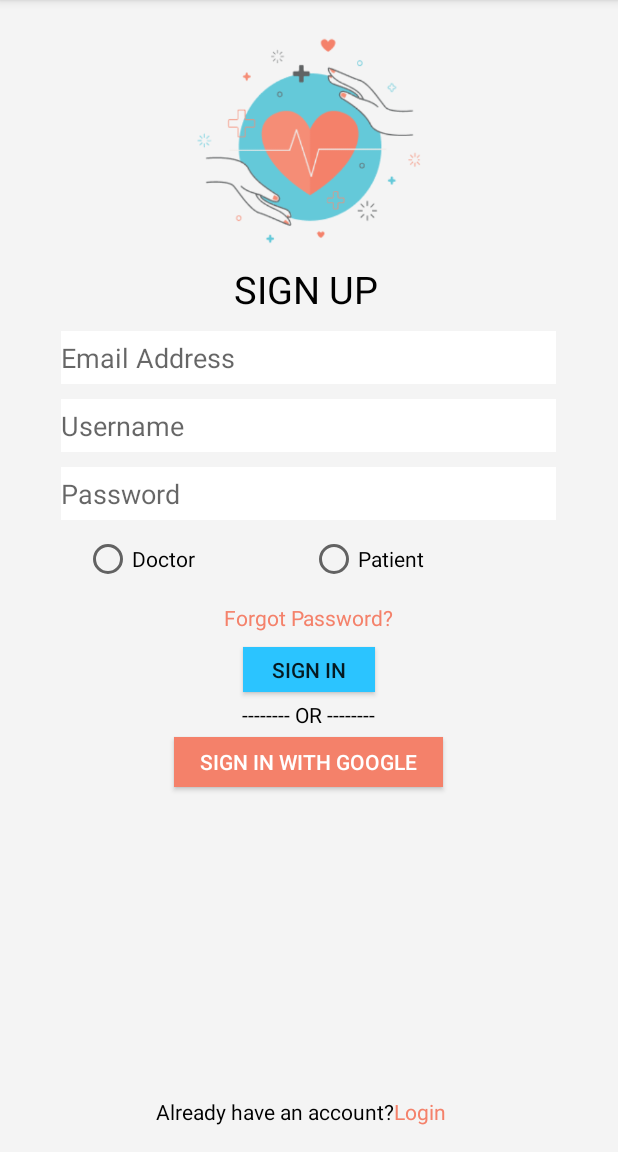
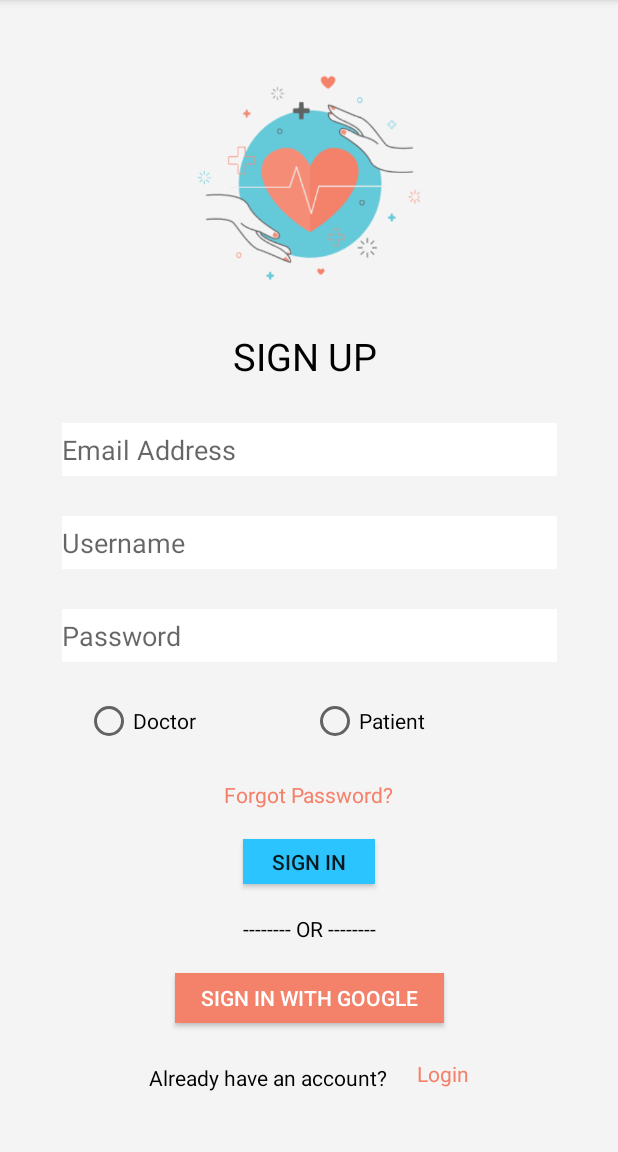
Before and after one commit to steekam/health-keep-client, an Android app: the signup screen opened directly, with no data from a screen before it, on a phone screen of 412 x 824 dp, the part 84-1236 px from its top. Run offline under Robolectric (Android 15) with nearby library versions, the phone set to English and light mode, and no system bars.

Commit message:
New constraint layout

```diff
--- a/app/build.gradle
+++ b/app/build.gradle
@@ -21,8 +21,10 @@ android {
 dependencies {
     implementation fileTree(dir: 'libs', include: ['*.jar'])
     implementation 'com.android.support:appcompat-v7:28.0.0'
+    implementation 'com.android.support:design:28.0.0'
     implementation 'com.android.support.constraint:constraint-layout:1.1.3'
     implementation 'com.android.support:support-v4:28.0.0'
+    implementation 'com.android.support:design:28.0.0'
     testImplementation 'junit:junit:4.12'
     androidTestImplementation 'com.android.support.test:runner:1.0.2'
     androidTestImplementation 'com.android.support.test.espresso:espresso-core:3.0.2'
--- a/app/src/main/AndroidManifest.xml
+++ b/app/src/main/AndroidManifest.xml
@@ -17,7 +17,8 @@
             </intent-filter>
         </activity>
         <activity android:name=".login" />
-        <activity android:name=".signup"></activity>
+        <activity android:name=".signup" />
+        <activity android:name=".NavDrawer"></activity>
     </application>
 
 </manifest>
--- a/app/src/main/res/layout/activity_main.xml
+++ b/app/src/main/res/layout/activity_main.xml
@@ -7,14 +7,15 @@
     <android.support.v4.view.ViewPager
         android:id="@+id/pager"
         android:layout_width="match_parent"
-        android:layout_height="512dp"></android.support.v4.view.ViewPager>
+        android:layout_height="496dp"></android.support.v4.view.ViewPager>
 
     <LinearLayout
         android:id="@+id/dots"
         android:layout_width="41dp"
         android:layout_height="55dp"
-        android:layout_below="@+id/join"
+        android:layout_alignParentBottom="true"
         android:layout_centerHorizontal="true"
+        android:layout_marginBottom="1dp"
         android:orientation="horizontal"></LinearLayout>
 
     <Button
--- a/app/src/main/res/layout/activity_signup.xml
+++ b/app/src/main/res/layout/activity_signup.xml
@@ -1,5 +1,5 @@
 <?xml version="1.0" encoding="utf-8"?>
-<RelativeLayout xmlns:android="http://schemas.android.com/apk/res/android"
+<android.support.constraint.ConstraintLayout xmlns:android="http://schemas.android.com/apk/res/android"
     xmlns:app="http://schemas.android.com/apk/res-auto"
     xmlns:tools="http://schemas.android.com/tools"
     android:layout_width="match_parent"
@@ -12,7 +12,12 @@
         android:layout_width="160dp"
         android:layout_height="160dp"
         android:layout_centerHorizontal="true"
-        android:layout_marginTop="15dp"
+        android:layout_marginBottom="2dp"
+        android:layout_marginTop="24dp"
+        app:layout_constraintBottom_toTopOf="@+id/login"
+        app:layout_constraintEnd_toEndOf="parent"
+        app:layout_constraintStart_toStartOf="parent"
+        app:layout_constraintTop_toTopOf="parent"
         app:srcCompat="@drawable/healthlight" />
 
     <TextView
@@ -21,10 +26,17 @@
         android:layout_height="30dp"
         android:layout_below="@+id/healthlight"
         android:layout_centerHorizontal="true"
+        android:layout_marginBottom="8dp"
+        android:layout_marginTop="2dp"
         android:text="SIGN UP"
         android:textColor="@color/black"
         android:textSize="25sp"
-        android:visibility="visible" />
+        android:visibility="visible"
+        app:layout_constraintBottom_toTopOf="@+id/email"
+        app:layout_constraintEnd_toEndOf="parent"
+        app:layout_constraintHorizontal_bias="0.498"
+        app:layout_constraintStart_toStartOf="parent"
+        app:layout_constraintTop_toBottomOf="@+id/healthlight" />
 
     <EditText
         android:id="@+id/email"
@@ -32,42 +44,59 @@
         android:layout_height="35dp"
         android:layout_below="@+id/login"
         android:layout_centerHorizontal="true"
-        android:layout_marginLeft="15dp"
-        android:layout_marginTop="15dp"
+        android:layout_marginBottom="5dp"
+        android:layout_marginTop="8dp"
         android:background="@color/white"
         android:cursorVisible="true"
-        android:hint="Email Address" />
+        android:hint="Email Address"
+        app:layout_constraintBottom_toTopOf="@+id/username"
+        app:layout_constraintEnd_toEndOf="parent"
+        app:layout_constraintStart_toStartOf="parent"
+        app:layout_constraintTop_toBottomOf="@+id/login" />
 
     <EditText
         android:id="@+id/username"
-        android:layout_marginLeft="15dp"
         android:layout_width="330dp"
         android:layout_height="35dp"
+        android:layout_below="@+id/email"
         android:layout_centerHorizontal="true"
-        android:layout_marginTop="10dp"
+        android:layout_marginBottom="5dp"
+        android:layout_marginTop="5dp"
         android:background="@color/white"
-        android:layout_below="@+id/email"
-        android:hint="Username" />
+        android:hint="Username"
+        app:layout_constraintBottom_toTopOf="@+id/password"
+        app:layout_constraintEnd_toEndOf="parent"
+        app:layout_constraintStart_toStartOf="parent"
+        app:layout_constraintTop_toBottomOf="@+id/email" />
 
     <EditText
         android:id="@+id/password"
-        android:layout_marginLeft="15dp"
         android:layout_width="330dp"
         android:layout_height="35dp"
+        android:layout_below="@+id/username"
         android:layout_centerHorizontal="true"
-        android:layout_marginTop="10dp"
+        android:layout_marginBottom="5dp"
+        android:layout_marginTop="5dp"
         android:background="@color/white"
-        android:layout_below="@+id/username"
-        android:hint="Password" />
+        android:hint="Password"
+        app:layout_constraintBottom_toTopOf="@+id/group"
+        app:layout_constraintEnd_toEndOf="parent"
+        app:layout_constraintStart_toStartOf="parent"
+        app:layout_constraintTop_toBottomOf="@+id/username" />
 
     <RadioGroup
         android:id="@+id/group"
         android:layout_width="330dp"
         android:layout_height="35dp"
-        android:layout_marginTop="10dp"
+        android:layout_below="@id/password"
         android:layout_centerHorizontal="true"
-        android:layout_below="@id/password"
-        android:orientation="horizontal">
+        android:layout_marginBottom="2dp"
+        android:layout_marginTop="2dp"
+        android:orientation="horizontal"
+        app:layout_constraintBottom_toTopOf="@+id/forgot"
+        app:layout_constraintEnd_toEndOf="parent"
+        app:layout_constraintStart_toStartOf="parent"
+        app:layout_constraintTop_toBottomOf="@+id/password">
 
         <RadioButton
             android:id="@+id/doctor"
@@ -90,42 +119,62 @@
         android:id="@+id/forgot"
         android:layout_width="wrap_content"
         android:layout_height="wrap_content"
+        android:layout_below="@+id/group"
         android:layout_centerHorizontal="true"
-        android:layout_below="@+id/group"
-        android:layout_marginTop="10dp"
+        android:layout_marginBottom="2dp"
+        android:layout_marginTop="2dp"
         android:text="Forgot Password?"
-        android:textColor="@color/colorAccent" />
+        android:textColor="@color/colorAccent"
+        app:layout_constraintBottom_toTopOf="@+id/btnlogin"
+        app:layout_constraintEnd_toEndOf="parent"
+        app:layout_constraintStart_toStartOf="parent"
+        app:layout_constraintTop_toBottomOf="@+id/group" />
 
     <Button
         android:id="@+id/btnlogin"
         android:layout_width="wrap_content"
         android:layout_height="30dp"
+        android:layout_below="@+id/forgot"
         android:layout_centerHorizontal="true"
-        android:layout_marginTop="10dp"
-        android:layout_below="@+id/forgot"
+        android:layout_marginBottom="2dp"
+        android:layout_marginTop="2dp"
         android:background="@color/blue"
-        android:text="Sign In" />
+        android:text="Sign In"
+        app:layout_constraintBottom_toTopOf="@+id/or"
+        app:layout_constraintEnd_toEndOf="parent"
+        app:layout_constraintStart_toStartOf="parent"
+        app:layout_constraintTop_toBottomOf="@+id/forgot" />
 
     <TextView
         android:id="@+id/or"
         android:layout_width="wrap_content"
         android:layout_height="wrap_content"
+        android:layout_below="@+id/btnlogin"
         android:layout_centerHorizontal="true"
-        android:layout_below="@+id/btnlogin"
-        android:layout_marginTop="5dp"
+        android:layout_marginBottom="2dp"
+        android:layout_marginTop="2dp"
         android:text="-------- OR --------"
-        android:textColor="@color/black" />
+        android:textColor="@color/black"
+        app:layout_constraintBottom_toTopOf="@+id/btngoogle"
+        app:layout_constraintEnd_toEndOf="parent"
+        app:layout_constraintStart_toStartOf="parent"
+        app:layout_constraintTop_toBottomOf="@+id/btnlogin" />
 
     <Button
         android:id="@+id/btngoogle"
         android:layout_width="179dp"
         android:layout_height="33dp"
+        android:layout_below="@+id/or"
         android:layout_centerHorizontal="true"
-        android:layout_marginTop="5dp"
-        android:layout_below="@+id/or"
+        android:layout_marginBottom="5dp"
+        android:layout_marginTop="2dp"
         android:background="@color/colorAccent"
         android:text="Sign in with Google"
-        android:textColor="@color/white" />
+        android:textColor="@color/white"
+        app:layout_constraintBottom_toTopOf="@+id/yesaccount"
+        app:layout_constraintEnd_toEndOf="parent"
+        app:layout_constraintStart_toStartOf="parent"
+        app:layout_constraintTop_toBottomOf="@+id/or" />
 
     <TextView
         android:id="@+id/yesaccount"
@@ -133,20 +182,39 @@
         android:layout_height="wrap_content"
         android:layout_alignEnd="@+id/forgot"
         android:layout_alignParentBottom="true"
-        android:layout_marginBottom="17dp"
+        android:layout_alignRight="@+id/forgot"
+        android:layout_marginBottom="24dp"
+        android:layout_marginEnd="8dp"
+        android:layout_marginLeft="96dp"
+        android:layout_marginRight="8dp"
+        android:layout_marginStart="96dp"
+        android:layout_marginTop="5dp"
         android:text="Already have an account?"
         android:textColor="@color/black"
-        android:layout_alignRight="@+id/forgot" />
+        app:layout_constraintBottom_toBottomOf="parent"
+        app:layout_constraintEnd_toStartOf="@+id/link"
+        app:layout_constraintStart_toStartOf="parent"
+        app:layout_constraintTop_toBottomOf="@+id/btngoogle" />
 
     <TextView
         android:id="@+id/link"
         android:layout_width="wrap_content"
-        android:layout_height="wrap_content"
+        android:layout_height="19dp"
         android:layout_alignTop="@+id/yesaccount"
+        android:layout_marginStart="8dp"
+        android:layout_marginLeft="8dp"
+        android:layout_marginTop="5dp"
+        android:layout_marginEnd="96dp"
+        android:layout_marginRight="96dp"
+        android:layout_marginBottom="24dp"
         android:layout_toEndOf="@+id/forgot"
+        android:layout_toRightOf="@+id/forgot"
+        android:onClick="launchlogin"
         android:text="Login"
         android:textColor="@color/colorAccent"
-        android:layout_toRightOf="@+id/forgot"
-        android:onClick="launchlogin"/>
+        app:layout_constraintBottom_toBottomOf="parent"
+        app:layout_constraintEnd_toEndOf="parent"
+        app:layout_constraintStart_toEndOf="@+id/yesaccount"
+        app:layout_constraintTop_toBottomOf="@+id/btngoogle" />
 
-</RelativeLayout>
+</android.support.constraint.ConstraintLayout>
--- a/app/src/main/res/values/strings.xml
+++ b/app/src/main/res/values/strings.xml
@@ -11,4 +11,11 @@
     <string name="hello_blank_fragment">Hello blank fragment</string>
     <string name="email">Email Address</string>
     <string name="password">Password</string>
+    <string name="title_activity_nav_drawer">NavDrawer</string>
+    <string name="navigation_drawer_open">Open navigation drawer</string>
+    <string name="navigation_drawer_close">Close navigation drawer</string>
+    <string name="nav_header_title">Android Studio</string>
+    <string name="nav_header_subtitle">android.studio@android.com</string>
+    <string name="nav_header_desc">Navigation header</string>
+    <string name="action_settings">Settings</string>
 </resources>
--- a/build.gradle
+++ b/build.gradle
@@ -7,7 +7,7 @@ buildscript {
         jcenter()
     }
     dependencies {
-        classpath 'com.android.tools.build:gradle:3.1.3'
+        classpath 'com.android.tools.build:gradle:3.4.1'
 
 
         // NOTE: Do not place your application dependencies here; they belong
```
Also changed, not shown: app/src/main/res/drawable/first.PNG (deleted), app/src/main/res/drawable/second.PNG (deleted), app/src/main/res/drawable/third.PNG (deleted), app/src/main/res/layout/slide_layout.xml (line endings or trailing spaces), gradle/wrapper/gradle-wrapper.properties.
